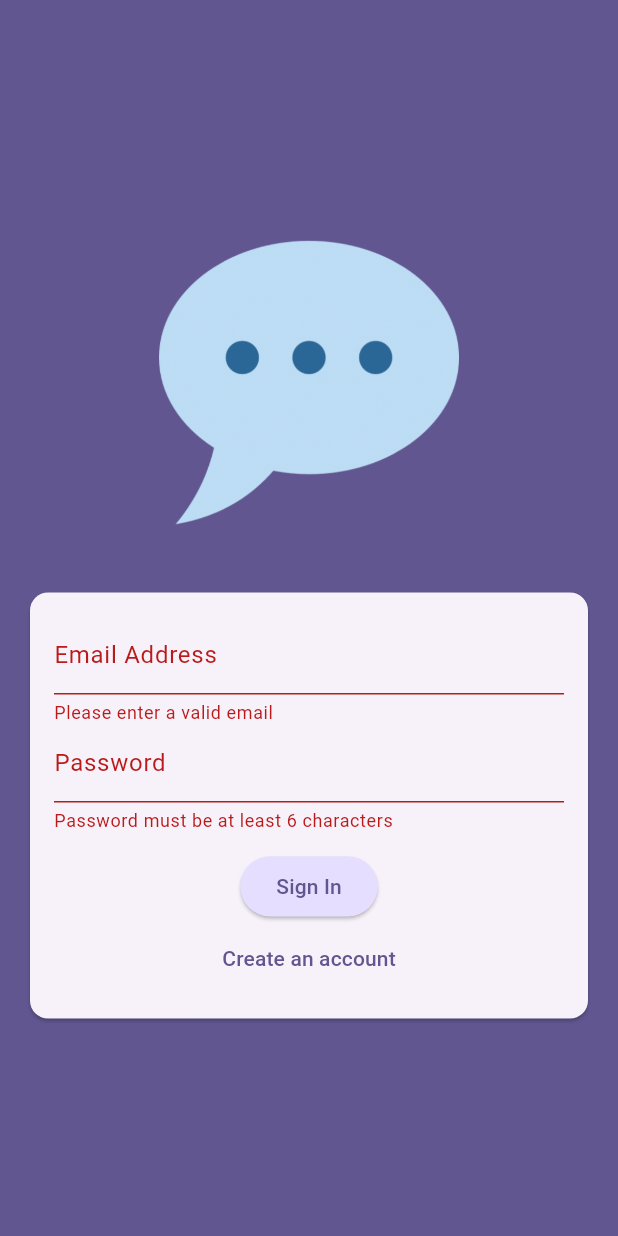
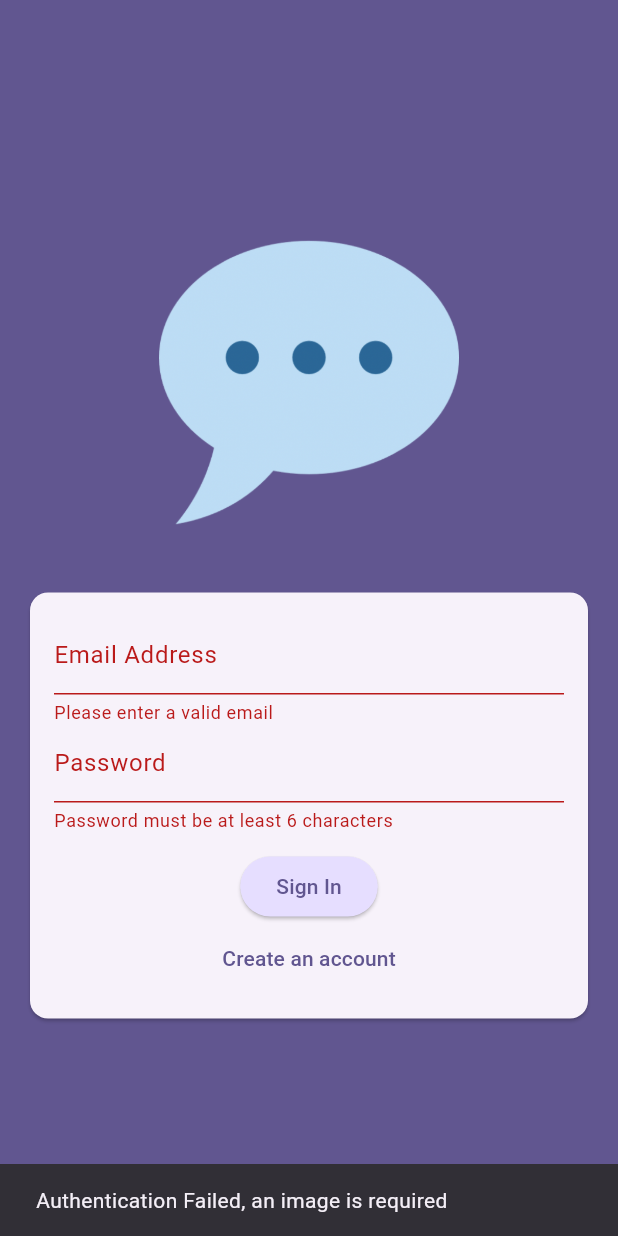
Before and after one commit to felpfsf/flutter_chat, a Flutter app: the screen it shows after launch, after a tap on "Sign In", on a phone screen of 412 x 824 dp. Run offline on Flutter 3.47's test engine with Material 3 defaults, Android fonts, the phone set to English and light mode, and no system bars; our stand-ins replace firebase_auth, firebase_core, firebase_storage, image_picker; accounts and stored records are empty.

Commit message:
✨ upload image to firebase

```diff
--- a/lib/screens/auth_screen.dart
+++ b/lib/screens/auth_screen.dart
@@ -1,4 +1,7 @@
+import 'dart:io';
+
 import 'package:firebase_auth/firebase_auth.dart';
+import 'package:firebase_storage/firebase_storage.dart';
 import 'package:flutter/material.dart';
 import 'package:flutter_chat/screens/widgets/user_image_picker.dart';
 
@@ -16,13 +19,25 @@ class _AuthScreenState extends State<AuthScreen> {
   final _form = GlobalKey<FormState>();
   final TextEditingController _emailController = TextEditingController();
   final TextEditingController _passwordController = TextEditingController();
+  File? _selectedImage;
 
   void _submit() async {
     final isValid = _form.currentState!.validate();
 
-    if (!isValid) return;
+    if (!isValid || !_isLogin && _selectedImage == null) {
+      if (context.mounted) {
+        ScaffoldMessenger.of(context).clearSnackBars();
+        ScaffoldMessenger.of(context).showSnackBar(
+          const SnackBar(
+            content: Text('Authentication Failed, an image is required'),
+          ),
+        );
+      }
+      return;
+    }
 
     _form.currentState!.save();
+
     try {
       if (_isLogin) {
         // login
@@ -37,6 +52,17 @@ class _AuthScreenState extends State<AuthScreen> {
           password: _passwordController.text,
         );
         debugPrint('$userCredentials');
+
+        // upload image to Firestore
+        final storageRef = FirebaseStorage.instance
+            .ref()
+            .child('user_images')
+            .child('${userCredentials.user!.uid}.jpg');
+
+        await storageRef.putFile(_selectedImage!);
+        final imageUrl = await storageRef.getDownloadURL();
+
+        debugPrint(imageUrl);
       }
     } on FirebaseAuthException catch (e) {
       if (e.code == 'email-already-in-use') {
@@ -85,7 +111,12 @@ class _AuthScreenState extends State<AuthScreen> {
                       child: Column(
                         mainAxisSize: MainAxisSize.min,
                         children: [
-                          if (!_isLogin) UserImagePicker(),
+                          if (!_isLogin)
+                            UserImagePicker(
+                              onPickedImage: (pickedImage) {
+                                _selectedImage = pickedImage;
+                              },
+                            ),
                           TextFormField(
                             decoration: const InputDecoration(
                               labelText: 'Email Address',
--- a/lib/screens/widgets/user_image_picker.dart
+++ b/lib/screens/widgets/user_image_picker.dart
@@ -4,7 +4,9 @@ import 'package:flutter/material.dart';
 import 'package:image_picker/image_picker.dart';
 
 class UserImagePicker extends StatefulWidget {
-  const UserImagePicker({super.key});
+  final void Function(File pickedImage) onPickedImage;
+
+  const UserImagePicker({super.key, required this.onPickedImage});
 
   @override
   State<UserImagePicker> createState() => _UserImagePickerState();
@@ -26,6 +28,8 @@ class _UserImagePickerState extends State<UserImagePicker> {
     setState(() {
       _pickImageFile = File(pickedImage.path);
     });
+
+    widget.onPickedImage(_pickImageFile!);
   }
 
   @override
```
